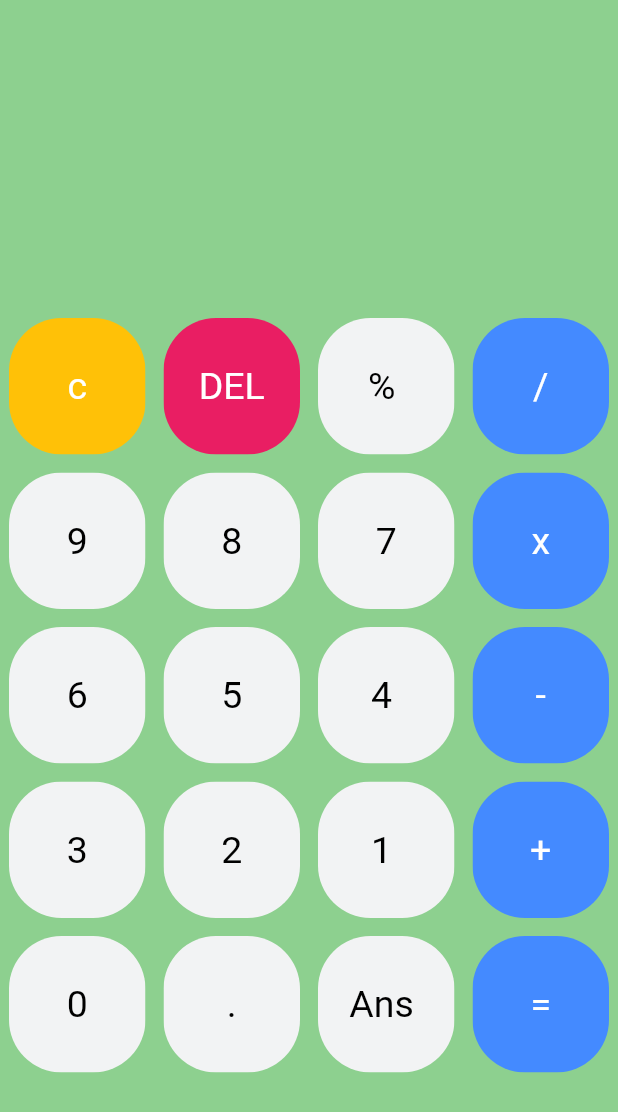
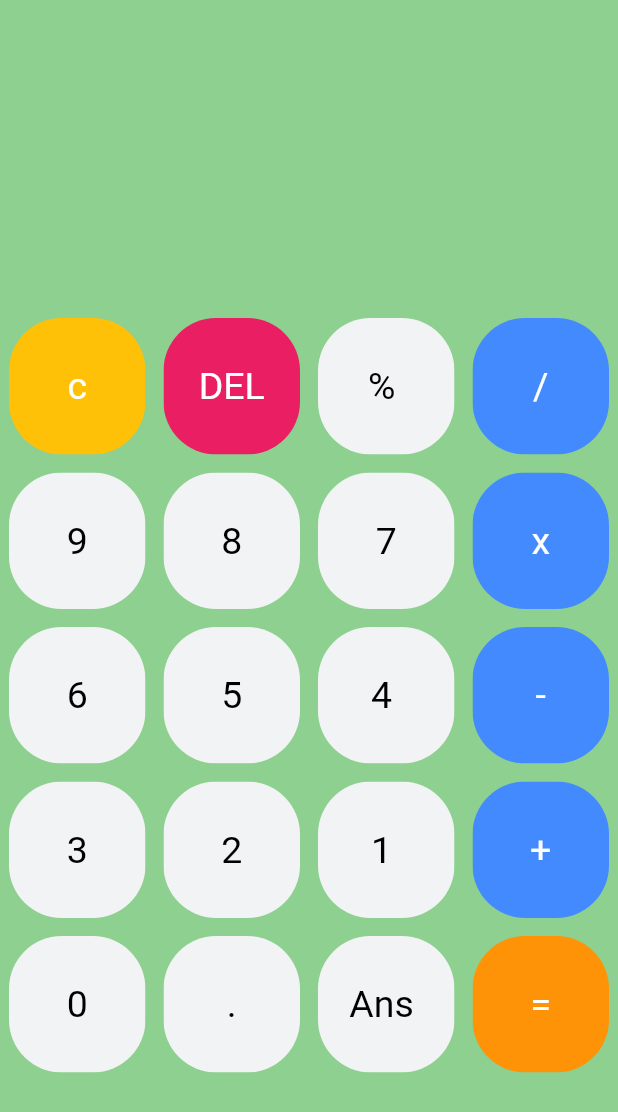
Before and after one commit to jatinthakur9/calculator, a Flutter app: the screen it shows after launch, on a phone screen of 412 x 824 dp. Shown: the top 1112 px of the screen. Run offline on Flutter 3.47's test engine with Material 2 defaults, Android fonts, the phone set to English and light mode, and no system bars; our stand-ins replace math_expressions.

Commit message:
proejct 6th sem phone thing done

```diff
--- a/lib/main.dart
+++ b/lib/main.dart
@@ -1,5 +1,6 @@
 import 'package:calculator/buttons.dart';
 import 'package:flutter/material.dart';
+import 'package:math_expressions/math_expressions.dart';
 
 void main() {
   runApp(const MyApp());
@@ -68,15 +69,15 @@ class _MyHomePageState extends State<MyHomePage> {
               child: Column(
                 children: [
                   Container(
-                    padding: const EdgeInsets.all(30),
-                    alignment: Alignment.center,
+                    padding: const EdgeInsets.fromLTRB(20, 70, 0, 0),
+                    alignment: Alignment.centerLeft,
                     child: Text(
                       userInput,
                       style: const TextStyle(fontSize: 20),
                     ),
                   ),
                   Container(
-                    padding: const EdgeInsets.all(5),
+                    padding: const EdgeInsets.fromLTRB(20, 30, 50, 0),
                     alignment: Alignment.bottomRight,
                     child: Text(
                       answer,
@@ -119,6 +120,17 @@ class _MyHomePageState extends State<MyHomePage> {
                       color: Colors.pink,
                       textcolor: Colors.white,
                     );
+                  } else if (index == buttons.length - 1) {
+                    return buttonn(
+                      buttonTapped: () {
+                        setState(() {
+                          equalpressed();
+                        });
+                      },
+                      buttontext: buttons[index],
+                      color: Color.fromARGB(255, 255, 147, 7),
+                      textcolor: Colors.white,
+                    );
                   } else {
                     return buttonn(
                       buttonTapped: () {
@@ -143,7 +155,6 @@ class _MyHomePageState extends State<MyHomePage> {
       ),
     );
   }
-}
 
   bool isOperator(String x) {
     if (x == '/' || x == 'x' || x == '-' || x == '+' || x == '=') {
@@ -151,3 +162,15 @@ bool isOperator(String x) {
     }
     return false;
   }
+
+  void equalpressed() {
+    String finalquestion = userInput;
+    finalquestion = finalquestion.replaceAll('x', "*");
+    Parser p = Parser();
+    Expression exp = p.parse(finalquestion);
+    ContextModel cm = ContextModel();
+    double res = exp.evaluate(EvaluationType.REAL, cm);
+
+    answer = res.toString();
+  }
+}
--- a/pubspec.yaml
+++ b/pubspec.yaml
@@ -35,6 +35,7 @@ dependencies:
   # The following adds the Cupertino Icons font to your application.
   # Use with the CupertinoIcons class for iOS style icons.
   cupertino_icons: ^1.0.2
+  math_expressions: ^2.3.1
 
 dev_dependencies:
   flutter_test:
```
Also changed, not shown: pubspec.lock. Lines whose indentation alone changed are shown as unchanged.
